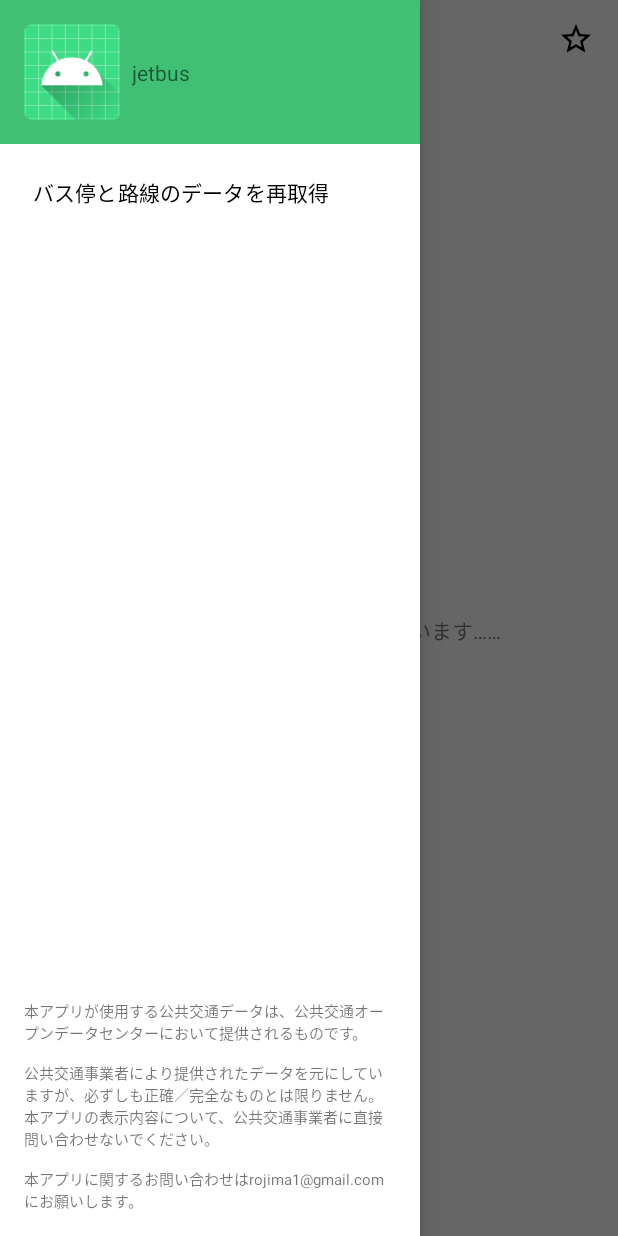
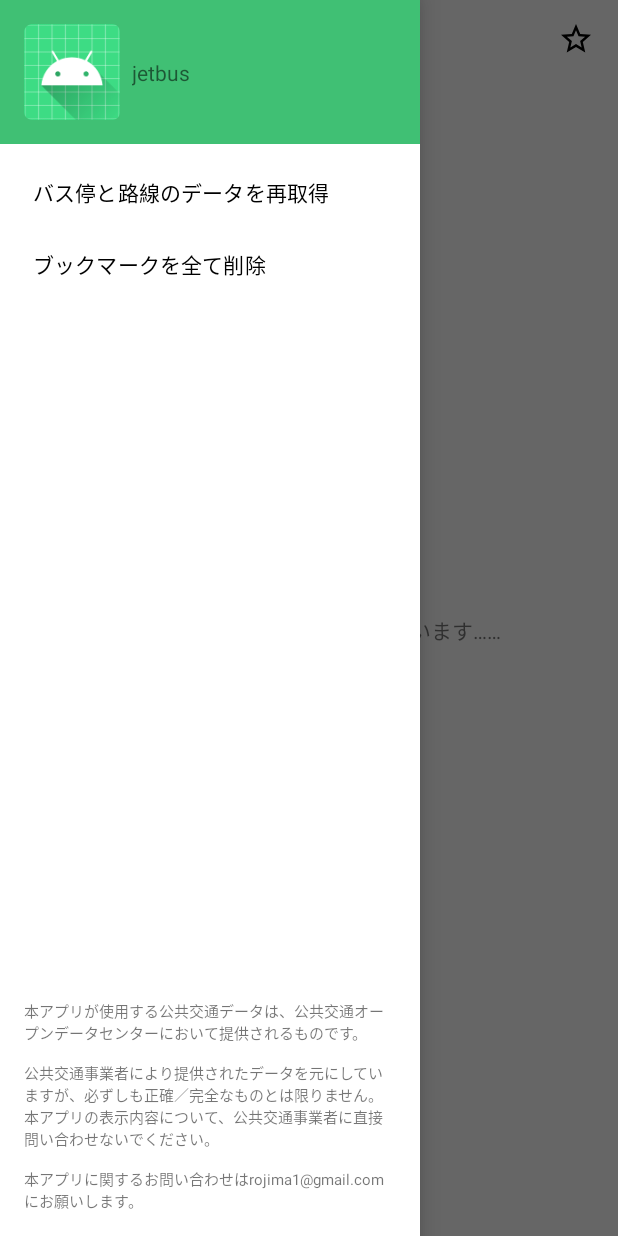
Before and after one commit to tail-island/jetbus, an Android app: the fragment BusApproachesFragment placed in its activity, with the side drawer open, on a phone screen of 412 x 824 dp. Run offline under Robolectric (Android 15) with nearby library versions, the phone set to English and light mode, and no system bars; our stand-ins replace Dagger/Hilt's generated code, Room's generated code, data binding, navigation-ui; network calls fail; 6 statements that could not run were skipped.

Commit message:
bus-approaches is implemented.

```diff
--- a/app/src/main/java/com/tail_island/jetbus/BusApproachesFragment.kt
+++ b/app/src/main/java/com/tail_island/jetbus/BusApproachesFragment.kt
@@ -6,7 +6,9 @@ import android.view.View
 import android.view.ViewGroup
 import androidx.fragment.app.Fragment
 import androidx.fragment.app.viewModels
+import androidx.lifecycle.Observer
 import androidx.navigation.fragment.navArgs
+import com.tail_island.jetbus.adapter.BusApproachAdapter
 import com.tail_island.jetbus.databinding.FragmentBusApproachesBinding
 import com.tail_island.jetbus.view_model.BusApproachesViewModel
 import javax.inject.Inject
@@ -31,6 +33,14 @@ class BusApproachesFragment: Fragment() {
             bookmarkImageView.setOnClickListener {
                 this@BusApproachesFragment.viewModel.toggleBookmark()
             }
-       }.root
+
+            recyclerView.adapter = BusApproachAdapter().apply {
+                this@BusApproachesFragment.viewModel.busApproaches.observe(viewLifecycleOwner, Observer {
+                    noBusApproachesTextView.visibility = if (it.isEmpty()) { View.VISIBLE } else { View.GONE }
+
+                    submitList(it)
+                })
+            }
+        }.root
     }
 }
--- a/app/src/main/java/com/tail_island/jetbus/model/BookmarkDao.kt
+++ b/app/src/main/java/com/tail_island/jetbus/model/BookmarkDao.kt
@@ -14,6 +14,9 @@ interface BookmarkDao {
     @Delete
     fun remove(bookmark: Bookmark)
 
+    @Query("DELETE FROM Bookmark")
+    fun clear()
+
     @Query("SELECT * FROM Bookmark WHERE departureBusStopName = :departureBusStopName AND arrivalBusStopName = :arrivalBusStopName LIMIT 1")
     fun get(departureBusStopName: String, arrivalBusStopName: String): Bookmark?
 
--- a/app/src/main/java/com/tail_island/jetbus/model/BusStopPoleDao.kt
+++ b/app/src/main/java/com/tail_island/jetbus/model/BusStopPoleDao.kt
@@ -1,5 +1,6 @@
 package com.tail_island.jetbus.model
 
+import androidx.lifecycle.LiveData
 import androidx.room.Dao
 import androidx.room.Insert
 import androidx.room.Query
@@ -11,4 +12,7 @@ interface BusStopPoleDao {
 
     @Query("DELETE FROM BusStopPole")
     fun clear()
+
+    @Query("SELECT * FROM BusStopPole WHERE id IN (:ids)")
+    fun getObservablesByIds(ids: List<String>): LiveData<List<BusStopPole>>
 }
--- a/app/src/main/java/com/tail_island/jetbus/model/TimeTableDetailDao.kt
+++ b/app/src/main/java/com/tail_island/jetbus/model/TimeTableDetailDao.kt
@@ -1,5 +1,6 @@
 package com.tail_island.jetbus.model
 
+import androidx.lifecycle.LiveData
 import androidx.room.Dao
 import androidx.room.Insert
 import androidx.room.Query
@@ -11,4 +12,7 @@ interface TimeTableDetailDao {
 
     @Query("DELETE FROM TimeTableDetail")
     fun clear()
+
+    @Query("SELECT * FROM TimeTableDetail WHERE timeTableId IN (:timeTableIds) AND busStopPoleId IN (:busStopPoleIds) ORDER BY 'order'")
+    fun getObservablesByTimeTableIdsAndBusStopPoleIds(timeTableIds: List<String>, busStopPoleIds: List<String>): LiveData<List<TimeTableDetail>>
 }
--- a/app/src/main/java/com/tail_island/jetbus/view_model/BusApproachesViewModel.kt
+++ b/app/src/main/java/com/tail_island/jetbus/view_model/BusApproachesViewModel.kt
@@ -1,9 +1,10 @@
 package com.tail_island.jetbus.view_model
 
 import androidx.lifecycle.*
-import com.tail_island.jetbus.model.Bookmark
-import com.tail_island.jetbus.model.Repository
-import com.tail_island.jetbus.model.Route
+import com.tail_island.jetbus.model.*
+import kotlinx.coroutines.Job
+import kotlinx.coroutines.cancelAndJoin
+import kotlinx.coroutines.delay
 import kotlinx.coroutines.launch
 
 class BusApproachesViewModel(private val repository: Repository): ViewModel() {
@@ -55,8 +56,133 @@ class BusApproachesViewModel(private val repository: Repository): ViewModel() {
         addSource(arrivalBusStopName)   { update() }
     }
 
-    val routeNames = Transformations.map(routes) { routesValue ->
-        routesValue.map { it.name }.joinToString("\n")
+    val routeBusStopPoles = MediatorLiveData<List<RouteBusStopPole>>().apply {
+        var source: LiveData<List<RouteBusStopPole>>? = null
+
+        fun update() {
+            val routesValue               = routes.value               ?: return
+            val departureBusStopNameValue = departureBusStopName.value ?: return
+
+            source?.let {
+                removeSource(it)
+            }
+
+            source = repository.getObservableRouteBusStopPolesByRoutes(routesValue, departureBusStopNameValue).also {
+                addSource(it) { sourceValue ->
+                    value = sourceValue
+                }
+            }
+        }
+
+        addSource(routes)               { update() }
+        addSource(departureBusStopName) { update() }
+    }
+
+    val busStopPoles = Transformations.switchMap(routeBusStopPoles) { routeStopPolesValue ->
+        repository.getObservableBusStopPolesByRouteBusStopPoles(routeStopPolesValue)
+    }
+
+    val timeTables = MediatorLiveData<List<TimeTable>>().apply {
+        var source: LiveData<List<TimeTable>>? = null
+        var job: Job? = null
+
+        fun update() = viewModelScope.launch {  // Jobの管理をしたいので、launchします
+            val routesValue               = routes.value               ?: return@launch
+            val departureBusStopNameValue = departureBusStopName.value ?: return@launch
+
+            source?.let {
+                removeSource(it)
+            }
+
+            source = repository.getObservableTimeTablesByRoutesAndDepartureBusStop(routesValue, departureBusStopNameValue).also {
+                addSource(it) { sourceValue ->
+                    value = sourceValue
+                }
+            }
+
+            job?.cancelAndJoin()
+
+            job = viewModelScope.launch {
+                repository.syncTimeTables(routesValue)
+            }
+        }
+
+        addSource(routes)               { update() }
+        addSource(departureBusStopName) { update() }
+    }
+
+    val timeTableDetails = MediatorLiveData<List<TimeTableDetail>>().apply {
+        var source: LiveData<List<TimeTableDetail>>? = null
+
+        fun update() {
+            val timeTablesValue   = timeTables.value   ?: return
+            val busStopPolesValue = busStopPoles.value ?: return
+
+            source?.let {
+                removeSource(it)
+            }
+
+            source = repository.getObservableTimeTableDetailsByTimeTablesAndBusStopPoles(timeTablesValue, busStopPolesValue).also {
+                addSource(it) { sourceValue ->
+                    value = sourceValue
+                }
+            }
+        }
+
+        addSource(timeTables)   { update() }
+        addSource(busStopPoles) { update() }
+    }
+
+    val buses = MediatorLiveData<List<Bus>>().apply {
+        var job: Job? = null
+
+        fun update() = viewModelScope.launch {  // Jobの管理をしたいので、launchします
+            val routesValue            = routes.value            ?: return@launch
+            val routeBusStopPolesValue = routeBusStopPoles.value ?: return@launch
+
+            job?.cancelAndJoin()
+
+            job = viewModelScope.launch {
+                while (true) {
+                    value = repository.getBuses(routesValue, routeBusStopPolesValue) ?: listOf()
+
+                    delay(15000)
+                }
+            }
+        }
+
+        addSource(routes)            { update() }
+        addSource(routeBusStopPoles) { update() }
+    }
+
+    val busApproaches = MediatorLiveData<List<BusApproach>>().apply {
+        fun update() {
+            val routesValue            = routes.value            ?: return
+            val routeBusStopPolesValue = routeBusStopPoles.value ?: return
+            val busStopPolesValue      = busStopPoles.value      ?: return
+            val timeTablesValue        = timeTables.value        // syncTimeTable()は時間がかかるので、
+            val timeTableDetailsValue  = timeTableDetails.value  // 時刻表がない場合はバス停の数で代用することにしてnullでも強行します。
+            val busesValue             = buses.value             ?: return
+
+            value = busesValue.map { bus ->
+                BusApproach(
+                    bus.id,
+                    timeTablesValue?.find { timeTable -> timeTable.routeId == bus.routeId }?.let { timeTable ->
+                        timeTableDetailsValue?.filter { it.timeTableId == timeTable.id }?.sortedByDescending { it.order }?.takeWhile { it.busStopPoleId != bus.fromBusStopPoleId }?.zipWithNext()?.map { (next, prev) -> next.arrival - prev.arrival }?.sum()
+                    },
+                    routeBusStopPolesValue.sortedByDescending { it.order }.let { it.first().order - it.find { routeBusStopPole -> routeBusStopPole.busStopPoleId == bus.fromBusStopPoleId }!!.order },
+                    routesValue.find { it.id == bus.routeId }!!.name,
+                    busStopPolesValue.find { it.id == bus.fromBusStopPoleId }!!.busStopName
+                )
+            }.sortedWith(compareBy({ it.willArriveAfter ?: Int.MAX_VALUE }, { it.busStopCount }))
+        }
+
+        addSource(routes)            { update() }
+        addSource(routeBusStopPoles) { update() }
+        addSource(busStopPoles)      { update() }
+        addSource(timeTables)        { update() }
+        addSource(timeTableDetails)  { update() }
+        addSource(buses)             { update() }
     }
 
     fun toggleBookmark() {
--- a/app/src/main/java/com/tail_island/jetbus/view_model/MainViewModel.kt
+++ b/app/src/main/java/com/tail_island/jetbus/view_model/MainViewModel.kt
@@ -5,4 +5,5 @@ import com.tail_island.jetbus.model.Repository
 
 class MainViewModel(private val repository: Repository): ViewModel() {
     suspend fun clearDatabase() = repository.clearDatabase()
+    suspend fun clearBookmarks() = repository.clearBookmarks()
 }
--- /dev/null
+++ b/app/src/main/res/drawable/ic_bus.xml
@@ -0,0 +1,5 @@
+<vector android:height="24dp" android:tint="#006428"
+    android:viewportHeight="24.0" android:viewportWidth="24.0"
+    android:width="24dp" xmlns:android="http://schemas.android.com/apk/res/android">
+    <path android:fillColor="#FF000000" android:pathData="M4,16c0,0.88 0.39,1.67 1,2.22L5,20c0,0.55 0.45,1 1,1h1c0.55,0 1,-0.45 1,-1v-1h8v1c0,0.55 0.45,1 1,1h1c0.55,0 1,-0.45 1,-1v-1.78c0.61,-0.55 1,-1.34 1,-2.22L20,6c0,-3.5 -3.58,-4 -8,-4s-8,0.5 -8,4v10zM7.5,17c-0.83,0 -1.5,-0.67 -1.5,-1.5S6.67,14 7.5,14s1.5,0.67 1.5,1.5S8.33,17 7.5,17zM16.5,17c-0.83,0 -1.5,-0.67 -1.5,-1.5s0.67,-1.5 1.5,-1.5 1.5,0.67 1.5,1.5 -0.67,1.5 -1.5,1.5zM18,11L6,11L6,6h12v5z"/>
+</vector>
--- /dev/null
+++ b/app/src/main/res/drawable/ic_launcher_foreground.xml
@@ -0,0 +1,13 @@
+<vector xmlns:android="http://schemas.android.com/apk/res/android"
+    android:width="108dp"
+    android:height="108dp"
+    android:viewportWidth="41.37931"
+    android:viewportHeight="41.37931"
+    android:tint="#FFFFFF">
+  <group android:translateX="8.689655"
+      android:translateY="8.689655">
+      <path
+          android:fillColor="#FF000000"
+          android:pathData="M4,16c0,0.88 0.39,1.67 1,2.22L5,20c0,0.55 0.45,1 1,1h1c0.55,0 1,-0.45 1,-1v-1h8v1c0,0.55 0.45,1 1,1h1c0.55,0 1,-0.45 1,-1v-1.78c0.61,-0.55 1,-1.34 1,-2.22L20,6c0,-3.5 -3.58,-4 -8,-4s-8,0.5 -8,4v10zM7.5,17c-0.83,0 -1.5,-0.67 -1.5,-1.5S6.67,14 7.5,14s1.5,0.67 1.5,1.5S8.33,17 7.5,17zM16.5,17c-0.83,0 -1.5,-0.67 -1.5,-1.5s0.67,-1.5 1.5,-1.5 1.5,0.67 1.5,1.5 -0.67,1.5 -1.5,1.5zM18,11L6,11L6,6h12v5z"/>
+  </group>
+</vector>
--- a/app/src/main/res/layout/fragment_bus_approaches.xml
+++ b/app/src/main/res/layout/fragment_bus_approaches.xml
@@ -35,17 +35,30 @@
             app:layout_constraintEnd_toEndOf="parent"
             android:src='@{viewModel.bookmark != null ? @drawable/ic_bookmark_on : @drawable/ic_bookmark_off}' />
 
-        <TextView
-            android:id="@+id/routeNamesTextView"
-            android:layout_width="0dp"
+        <androidx.recyclerview.widget.RecyclerView
+            android:id="@+id/recyclerView"
+            android:layout_width="match_parent"
             android:layout_height="0dp"
+            android:paddingBottom="16dp"
+            android:paddingStart="16dp"
+            android:paddingEnd="16dp"
+            android:clipToPadding="false"
             android:layout_marginTop="16dp"
-            android:layout_marginBottom="16dp"
             app:layout_constraintTop_toBottomOf="@id/departureBusStopAndArrivalBusStopTextView"
             app:layout_constraintBottom_toBottomOf="parent"
+            app:layout_constraintStart_toStartOf="parent"
+            app:layout_constraintEnd_toEndOf="parent"
+            app:layoutManager="androidx.recyclerview.widget.LinearLayoutManager" />
+
+        <TextView
+            android:id="@+id/noBusApproachesTextView"
+            android:layout_width="wrap_content"
+            android:layout_height="wrap_content"
+            android:layout_marginTop="16dp"
             app:layout_constraintStart_toStartOf="@id/departureBusStopAndArrivalBusStopTextView"
-            app:layout_constraintEnd_toEndOf="@id/departureBusStopAndArrivalBusStopTextView"
-            android:text='@{viewModel.routeNames}' />
+            app:layout_constraintTop_toBottomOf="@id/departureBusStopAndArrivalBusStopTextView"
+            android:visibility="gone"
+            android:text="@string/no_bus_approaches" />
 
     </androidx.constraintlayout.widget.ConstraintLayout>
 
--- a/app/src/main/res/menu/menu_navigation.xml
+++ b/app/src/main/res/menu/menu_navigation.xml
@@ -1,6 +1,7 @@
 <?xml version="1.0" encoding="utf-8"?>
 <menu xmlns:android="http://schemas.android.com/apk/res/android">
     <group>
-        <item android:id="@+id/clearDatabase" android:title="@string/re_get_bus_stop_and_route_information" />
+        <item android:id="@+id/clearDatabase" android:title="@string/clear_database" />
+        <item android:id="@+id/clearBookmarks" android:title="@string/clear_bookmarks" />
     </group>
 </menu>
--- a/app/src/main/res/values/strings.xml
+++ b/app/src/main/res/values/strings.xml
@@ -1,6 +1,7 @@
 <resources>
     <string name="app_name">jetbus</string>
-    <string name="re_get_bus_stop_and_route_information">バス停と路線のデータを再取得</string>
+    <string name="clear_database">バス停と路線のデータを再取得</string>
+    <string name="clear_bookmarks">ブックマークを全て削除</string>
     <string name="odpt_caution">本アプリが使用する公共交通データは、公共交通オープンデータセンターにおいて提供されるものです。\n\n公共交通事業者により提供されたデータを元にしていますが、必ずしも正確／完全なものとは限りません。本アプリの表示内容について、公共交通事業者に直接問い合わせないでください。\n\n本アプリに関するお問い合わせはrojima1@gmail.comにお願いします。</string>
 
     <string name="downloading_bus_stop_and_route_information">バス停と路線の情報を取得しています……</string>
@@ -13,4 +14,5 @@
     <string name="arrival_bus_stop">出発バス停</string>
 
     <string name="bus_approaches">バス接近情報</string>
+    <string name="no_bus_approaches">接近中のバスはありません</string>
 </resources>
--- a/build.gradle
+++ b/build.gradle
@@ -1,5 +1,5 @@
 buildscript {
-    ext.kotlin_version = '1.3.70'
+    ext.kotlin_version = '1.3.71'
     repositories {
         google()
         jcenter()
```
Also changed, not shown: app/src/main/java/com/tail_island/jetbus/MainActivity.kt (+7 -0 lines), app/src/main/java/com/tail_island/jetbus/adapter/BusApproachAdapter.kt (added, +26 -0 lines), app/src/main/java/com/tail_island/jetbus/model/BusApproach.kt (added, +9 -0 lines), app/src/main/java/com/tail_island/jetbus/model/Repository.kt (+67 -0 lines), app/src/main/java/com/tail_island/jetbus/model/RouteBusStopPoleDao.kt (+16 -0 lines), app/src/main/java/com/tail_island/jetbus/model/TimeTableDao.kt (+28 -0 lines), app/src/main/res/layout/list_item_bus_approach.xml (added, +62 -0 lines), app/src/main/ic_launcher-playstore.png (added).
